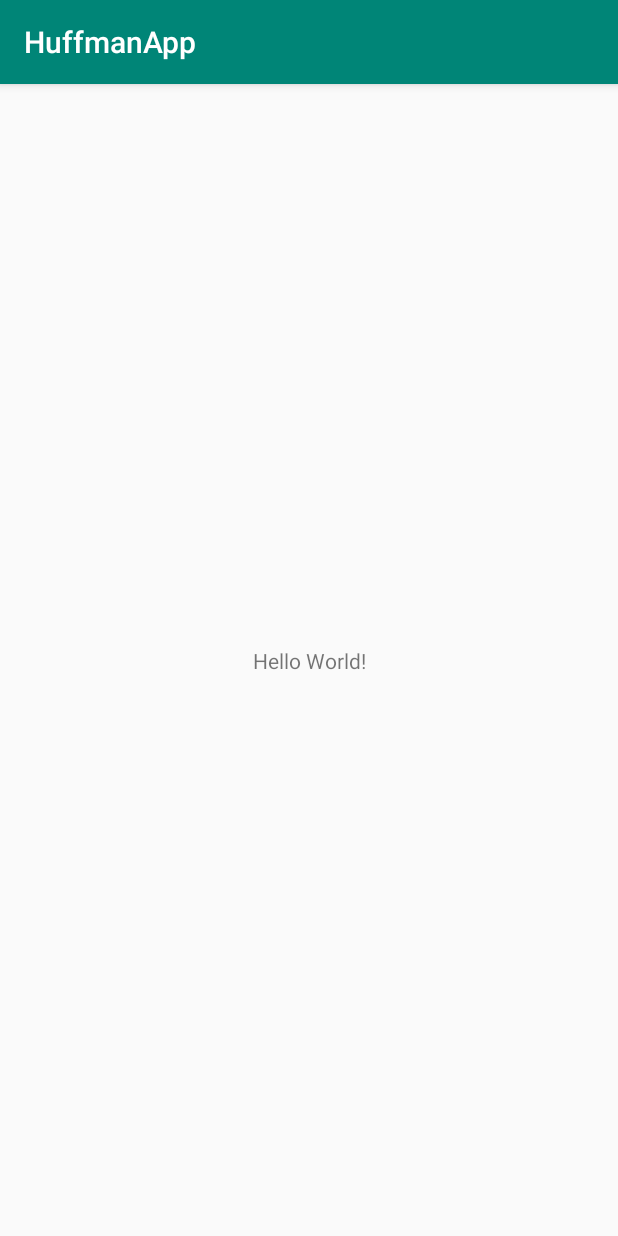
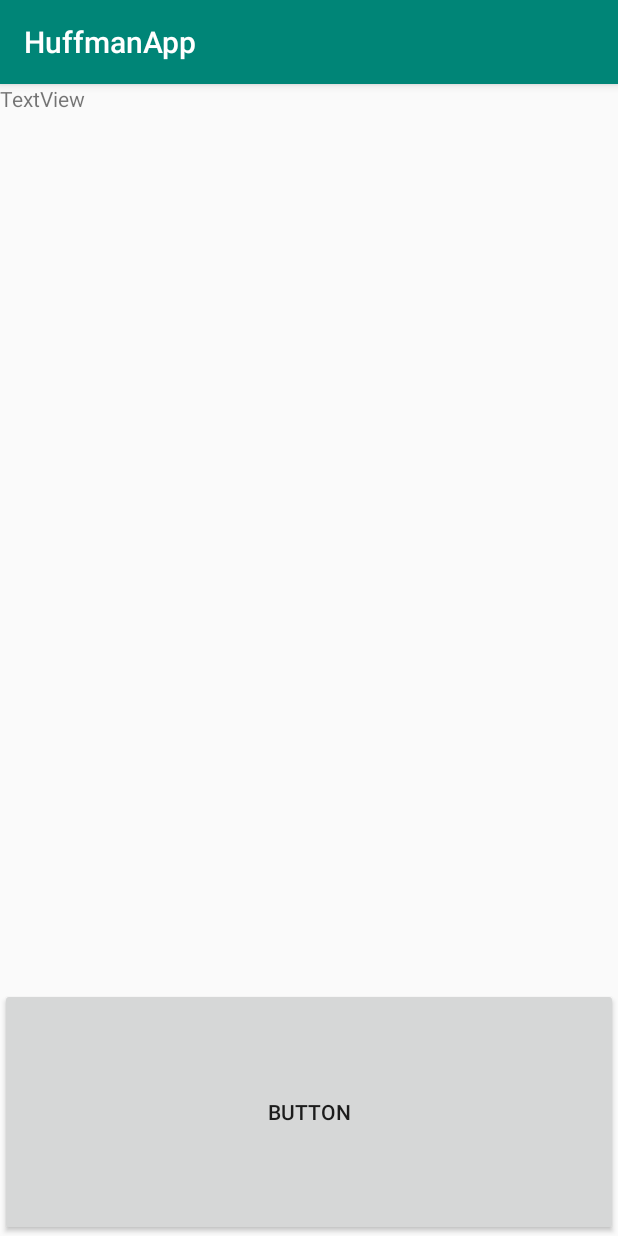
Before and after one commit to PontusEdbor/HuffmanApp, an Android app: the screen it shows after launch (MainActivity), on a phone screen of 412 x 824 dp. Run offline under Robolectric (Android 15) with nearby library versions, the phone set to English and light mode, and no system bars.

```diff
--- a/app/src/main/java/com/example/huffmanapp/MainActivity.kt
+++ b/app/src/main/java/com/example/huffmanapp/MainActivity.kt
@@ -2,11 +2,17 @@ package com.example.huffmanapp
 
 import androidx.appcompat.app.AppCompatActivity
 import android.os.Bundle
+import android.widget.Button
 
 class MainActivity : AppCompatActivity() {
 
     override fun onCreate(savedInstanceState: Bundle?) {
         super.onCreate(savedInstanceState)
         setContentView(R.layout.activity_main)
+
+        val encodeButton = findViewById<Button>(R.id.button)
+        encodeButton.setOnClickListener{
+
+        }
     }
 }
--- a/app/src/main/res/layout/activity_main.xml
+++ b/app/src/main/res/layout/activity_main.xml
@@ -1,18 +1,28 @@
 <?xml version="1.0" encoding="utf-8"?>
 <androidx.constraintlayout.widget.ConstraintLayout xmlns:android="http://schemas.android.com/apk/res/android"
-    xmlns:app="http://schemas.android.com/apk/res-auto"
     xmlns:tools="http://schemas.android.com/tools"
     android:layout_width="match_parent"
     android:layout_height="match_parent"
     tools:context=".MainActivity">
 
-    <TextView
-        android:layout_width="wrap_content"
-        android:layout_height="wrap_content"
-        android:text="Hello World!"
-        app:layout_constraintBottom_toBottomOf="parent"
-        app:layout_constraintLeft_toLeftOf="parent"
-        app:layout_constraintRight_toRightOf="parent"
-        app:layout_constraintTop_toTopOf="parent" />
+    <LinearLayout
+        android:layout_width="match_parent"
+        android:layout_height="match_parent"
+        android:orientation="vertical">
 
+        <TextView
+            android:id="@+id/textView2"
+            android:layout_width="match_parent"
+            android:layout_height="wrap_content"
+            android:layout_weight="5"
+            android:text="@string/textview" />
+
+        <Button
+            android:id="@+id/button"
+            android:layout_width="match_parent"
+            android:layout_height="wrap_content"
+            android:layout_weight="1"
+            android:text="@string/button" />
+
+    </LinearLayout>
 </androidx.constraintlayout.widget.ConstraintLayout>
--- a/app/src/main/res/values/strings.xml
+++ b/app/src/main/res/values/strings.xml
@@ -1,3 +1,5 @@
 <resources>
     <string name="app_name">HuffmanApp</string>
+    <string name="textview">TextView</string>
+    <string name="button">Button</string>
 </resources>
```
Also changed, not shown: app/src/main/java/com/example/huffmanapp/AutomatonTree.kt (added, +61 -0 lines).
